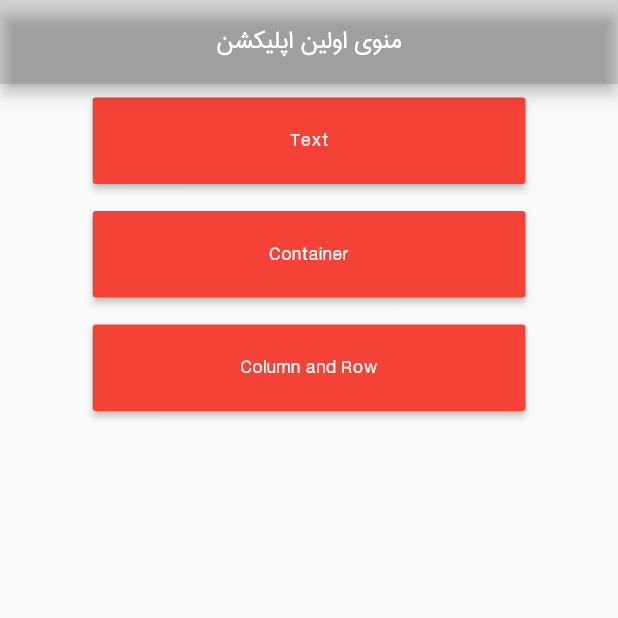
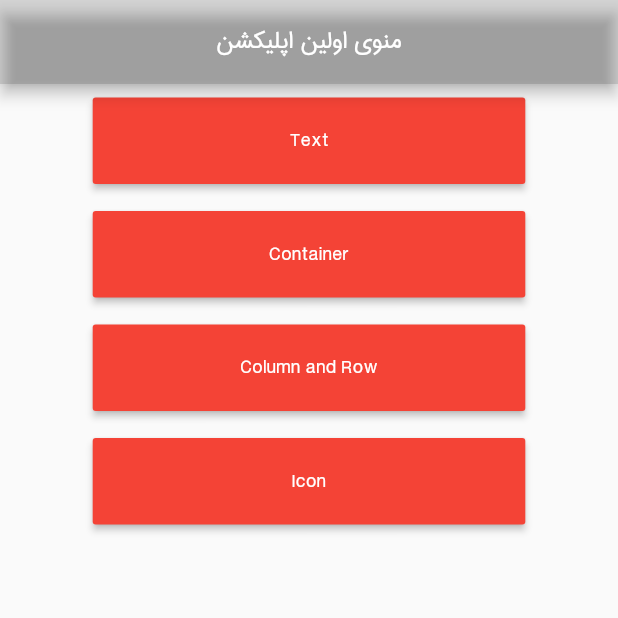
Before and after one commit to MKarimi21/FlutterDartCourse-Seraj, a Flutter app: the screen it shows after launch, on a phone screen of 412 x 824 dp, the top half of it. Run offline on Flutter 3.47's test engine with Material 2 defaults, Android fonts, the phone set to English and light mode, and no system bars.

Commit message:
add icon widget pages

```diff
--- a/section05rev02/lib/main.dart
+++ b/section05rev02/lib/main.dart
@@ -1,5 +1,6 @@
 import 'package:flutter/material.dart';
 import 'package:section05rev02/widgets/container_widget.dart';
+import 'package:section05rev02/widgets/icon_widget.dart';
 import 'package:section05rev02/widgets/row_widget.dart';
 import 'package:section05rev02/widgets/text_widget.dart';
 
@@ -91,6 +92,21 @@ class _HomePageState extends State<HomePage> {
                     style: TextStyle(color: Colors.white),
                   ),
                 )),
+            Container(
+                width: MediaQuery.of(context).size.width * 0.7,
+                height: MediaQuery.of(context).size.height * 0.07,
+                margin: EdgeInsets.symmetric(vertical: 9),
+                child: MaterialButton(
+                  color: Colors.red,
+                  onPressed: () {
+                    Navigator.push(context,
+                        MaterialPageRoute(builder: (builder) => IconWidget()));
+                  },
+                  child: Text(
+                    "Icon",
+                    style: TextStyle(color: Colors.white),
+                  ),
+                )),
           ],
         ),
       ),
```
Also changed, not shown: section05rev02/lib/widgets/icon_widget.dart (added, +23 -0 lines).
